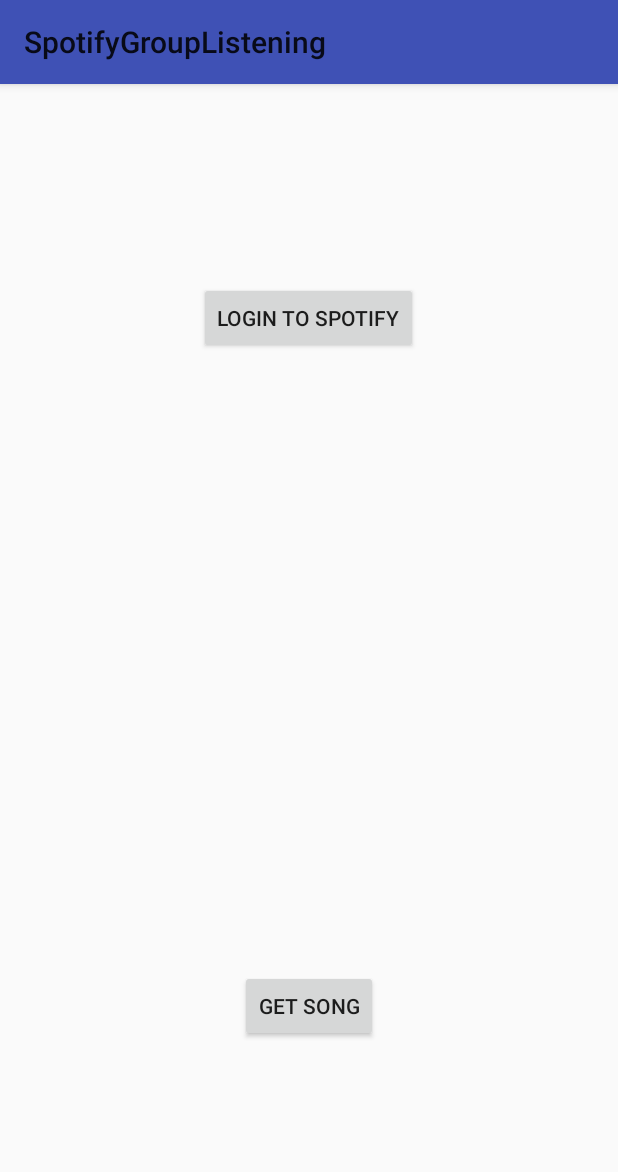
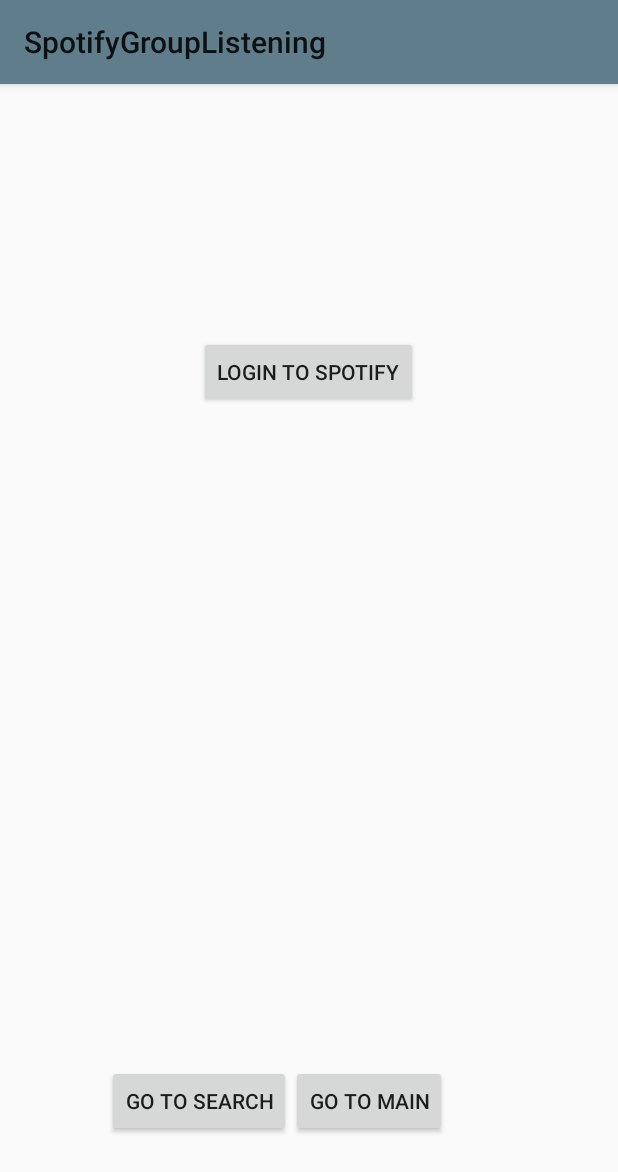
Before and after one commit to IanCostello/Cassette---Spotify-Group-Listening, an Android app: the screen it shows after launch (SpotifyConnect), on a phone screen of 412 x 824 dp. Shown: the top 1172 px of the screen. Run offline under Robolectric (Android 15) with nearby library versions, the phone set to English and light mode, and no system bars; libraries missing offline, so code that uses them is left out: com.firebase.client, com.spotify.sdk.

```diff
--- a/app/src/main/AndroidManifest.xml
+++ b/app/src/main/AndroidManifest.xml
@@ -22,7 +22,8 @@
         <activity
             android:name="com.spotify.sdk.android.authentication.LoginActivity"
             android:theme="@android:style/Theme.Translucent.NoTitleBar" />
-        <activity android:name=".SearchActivity"></activity>
+        <activity android:name=".SearchActivity" />
+        <activity android:name=".ListeningActivity"></activity>
     </application>
 
 </manifest>
--- a/app/src/main/java/thib/apcs/spotifygrouplistening/Group.java
+++ /dev/null
@@ -1,65 +0,0 @@
-package thib.apcs.spotifygrouplistening;
-
-import java.util.ArrayList;
-
-/**
- * Created by iancostello on 5/5/16.
- */
-public class Group {
-    private String groupID;
-    private String password; //TODO SHA HASH
-    private String currSong;
-    private ArrayList<String> queue;
-    private static final String[] testSongs = {"spotify:track:6GnhWMhgJb7uyiiPEiEkDA","spotify:track:5QwU7QaUPx0jUNwnd6h9Nb", "spotify:track:0tCuyg1OikbQ4nIq36n26D"};
-
-    public Group(String groupID) {
-        //Init Group Name
-        this.groupID = groupID;
-        password = null;
-
-        //Init Mock Song List
-        queue = new ArrayList<String>();
-        addAllSongsBack();
-    }
-
-    /** authenticate
-     * Blank authenticate
-     * @return
-     */
-    public boolean authenticate() {
-        return authenticate("");
-    }
-
-    /** authenticate
-     * Authenticates user based on user and pass
-     * @param s
-     * @return
-     */
-    public boolean authenticate(String s) {
-        if (password == null) {
-            return true;
-        }
-        return s.equals(password);
-    }
-
-    /** addAllSongsBack
-     * Repopulates the queue
-     */
-    private void addAllSongsBack() {
-        for (String s: testSongs)
-            queue.add(s);
-    }
-
-    /** getCurrentSongURI
-     * Returns next song in queue
-     */
-    public String getCurrentSongURI() {
-        if (queue.size() == 0)
-            addAllSongsBack();
-        return queue.remove((int) (Math.random() * queue.size()));
-    }
-
-    public ArrayList<String> getQueue() {
-        return queue;
-    }
-}
--- a/app/src/main/java/thib/apcs/spotifygrouplistening/MockServer.java
+++ /dev/null
@@ -1,36 +0,0 @@
-package thib.apcs.spotifygrouplistening;
-
-import java.util.ArrayList;
-import java.util.HashMap;
-import java.util.Map;
-
-/**
- * Created by iancostello on 5/5/16.
- */
-public class MockServer {
-    private Map<String, Group> groups;
-
-    public MockServer () {
-        //Init Groups
-        groups = new HashMap<>();
-
-        //Add fake groups
-        Group testGroup = new Group("Menlo");
-        groups.put("Menlo", testGroup);
-    }
-
-    /** authenticate
-     * Dummy Authenticate Method
-     */
-    public boolean authenticate(String groupID, String groupPassword) {
-        return groups.get(groupID).authenticate(groupPassword);
-    }
-
-    /** getGroup
-     * Dummy getGroup Method
-     * @return
-     */
-    public Group getGroup(String groupName) {
-        return groups.get(groupName);
-    }
-}
--- a/app/src/main/java/thib/apcs/spotifygrouplistening/Song.java
+++ b/app/src/main/java/thib/apcs/spotifygrouplistening/Song.java
@@ -7,9 +7,11 @@ public class Song {
     private String songID;
     private String songName;
     private String artist;
+    private String albumCover;
+
     public static final String API_ACCESS_STRING = "spotify:track:";
 
-    public Song(String songID, String songName, String artist) {
+    public Song(String songID, String songName, String artist, String albumCover) {
         this.songID = songID;
         this.songName = songName;
         this.artist = artist;
@@ -23,5 +25,6 @@ public class Song {
     public String getSongURI() { return songID; }
     public String getSongName() { return songID; }
     public String getArtist() { return artist; }
+    public String getAlbumCover() { return albumCover; }
 
 }
--- a/app/src/main/java/thib/apcs/spotifygrouplistening/SpotifyConnect.java
+++ b/app/src/main/java/thib/apcs/spotifygrouplistening/SpotifyConnect.java
@@ -1,11 +1,14 @@
 package thib.apcs.spotifygrouplistening;
 
 import android.content.Intent;
+import android.os.Parcelable;
 import android.support.v7.app.AppCompatActivity;
 import android.os.Bundle;
 import android.util.Log;
 import android.view.View;
+import android.widget.TextView;
 
+import com.firebase.client.Firebase;
 import com.spotify.sdk.android.authentication.AuthenticationClient;
 import com.spotify.sdk.android.authentication.AuthenticationRequest;
 import com.spotify.sdk.android.authentication.AuthenticationResponse;
@@ -15,6 +18,8 @@ import com.spotify.sdk.android.player.Player;
 import com.spotify.sdk.android.player.PlayerNotificationCallback;
 import com.spotify.sdk.android.player.PlayerState;
 import com.spotify.sdk.android.player.Spotify;
+
+import java.io.Serializable;
 
 public class SpotifyConnect extends AppCompatActivity  implements
         PlayerNotificationCallback, ConnectionStateCallback {
@@ -26,11 +31,13 @@ public class SpotifyConnect extends AppCompatActivity  implements
     // Verify integrity of request
     private static final int LOGIN_REQUEST_CODE = 3013;
     //Spotify User
-    private Player musicPlayer;
-    //Mock Server
-    MockServer server;
+    public static Player musicPlayer;
+
+    //Group
+    String myGroup = "Menlo";
     //API
     SpotifyAPIHandler apiHandler;
+
 
     @Override
     protected void onCreate(Bundle savedInstanceState) {
@@ -38,8 +45,6 @@ public class SpotifyConnect extends AppCompatActivity  implements
         super.onCreate(savedInstanceState);
         setContentView(R.layout.activity_spotify_connect);
 
-        //Init "server"
-        server = new MockServer();
         apiHandler = new SpotifyAPIHandler();
 
     }
@@ -62,10 +67,14 @@ public class SpotifyConnect extends AppCompatActivity  implements
         AuthenticationClient.openLoginActivity(this, LOGIN_REQUEST_CODE, request);
     }
 
-    public void playNextSong(View view) {
-        //Group group = server.getGroup("Menlo");
-        //musicPlayer.play(group.getCurrentSongURI());
-        apiHandler.search("Panda");
+    public void goToSearch(View view) {
+        Intent intent = new Intent(this, ListeningActivity.class);
+        startActivity(intent);
+    }
+
+    public void goToMain(View view) {
+        Intent intent = new Intent(this, SearchActivity.class);
+        startActivity(intent);
     }
 
     /** onActivityResult
@@ -80,13 +89,14 @@ public class SpotifyConnect extends AppCompatActivity  implements
             //Get the response
             AuthenticationResponse response = AuthenticationClient.getResponse(resultCode, intent);
             if (response.getType() == AuthenticationResponse.Type.TOKEN) {
-                Config musicPlayerConfig = new Config(this, response.getAccessToken(), CLIENT_ID);
+                final Config musicPlayerConfig = new Config(this, response.getAccessToken(), CLIENT_ID);
                 Spotify.getPlayer(musicPlayerConfig, this, new Player.InitializationObserver() {
                     @Override
                     public void onInitialized(Player player) {
                         musicPlayer = player;
                         musicPlayer.addConnectionStateCallback(SpotifyConnect.this);
                         musicPlayer.addPlayerNotificationCallback(SpotifyConnect.this);
+                        StorageManager.setPlayer(musicPlayer);
                     }
 
                     @Override
--- a/app/src/main/res/layout/activity_spotify_connect.xml
+++ b/app/src/main/res/layout/activity_spotify_connect.xml
@@ -15,17 +15,28 @@
         android:text="Login To Spotify"
         android:id="@+id/button"
         android:onClick="loginOnClick"
+        android:layout_marginTop="152dp"
         android:layout_alignParentTop="true"
-        android:layout_centerHorizontal="true"
-        android:layout_marginTop="116dp" />
+        android:layout_centerHorizontal="true" />
 
     <Button
         android:layout_width="wrap_content"
         android:layout_height="wrap_content"
-        android:text="Get Song"
+        android:text="Go To Search"
+        android:id="@+id/goToMainButton"
+        android:layout_marginBottom="50dp"
+        android:onClick="goToMain"
+        android:layout_alignParentBottom="true"
+        android:layout_alignParentStart="true"
+        android:layout_marginStart="55dp" />
+
+    <Button
+        android:layout_width="wrap_content"
+        android:layout_height="wrap_content"
+        android:text="Go To Main"
         android:id="@+id/button2"
-        android:layout_alignParentBottom="true"
-        android:layout_centerHorizontal="true"
-        android:layout_marginBottom="113dp"
-        android:onClick="playNextSong"/>
+        android:onClick="goToSearch"
+        android:layout_alignTop="@+id/goToMainButton"
+        android:layout_toEndOf="@+id/goToMainButton" />
+
 </RelativeLayout>
--- a/app/src/main/res/values/colors.xml
+++ b/app/src/main/res/values/colors.xml
@@ -1,6 +1,7 @@
 <?xml version="1.0" encoding="utf-8"?>
 <resources>
-    <color name="colorPrimary">#3F51B5</color>
-    <color name="colorPrimaryDark">#303F9F</color>
+    <color name="colorPrimary">#607d8b</color>
+    <color name="colorPrimaryDark">#3a4061</color>
     <color name="colorAccent">#FF4081</color>
+    <color name="playBackground">#c4c4c4</color>
 </resources>
--- a/app/src/main/res/values/strings.xml
+++ b/app/src/main/res/values/strings.xml
@@ -1,3 +1,4 @@
 <resources>
     <string name="app_name">SpotifyGroupListening</string>
+    <string name="defaultSongTitle">Song</string>
 </resources>
```
Also changed, not shown: app/build.gradle (+11 -1 lines), app/src/main/java/me/iancostello/util/ByteBuffer.java (+10 -0 lines), app/src/main/java/thib/apcs/spotifygrouplistening/ListeningActivity.java (added, +47 -0 lines), app/src/main/java/thib/apcs/spotifygrouplistening/SearchActivity.java (+33 -0 lines), app/src/main/java/thib/apcs/spotifygrouplistening/SpotifyAPIHandler.java (+107 -15 lines), app/src/main/java/thib/apcs/spotifygrouplistening/StorageManager.java (added, +23 -0 lines), app/src/main/res/layout/activity_listening.xml (added, +71 -0 lines), app/src/main/res/layout/activity_search.xml (+25 -14 lines), app/src/main/res/layout/search_result.xml (added, +28 -0 lines), app/src/main/res/layout/song_in_list.xml (added, +22 -0 lines), app/src/main/res/drawable/cover.jpg (added), app/src/main/res/drawable/playbutton.png (added).
